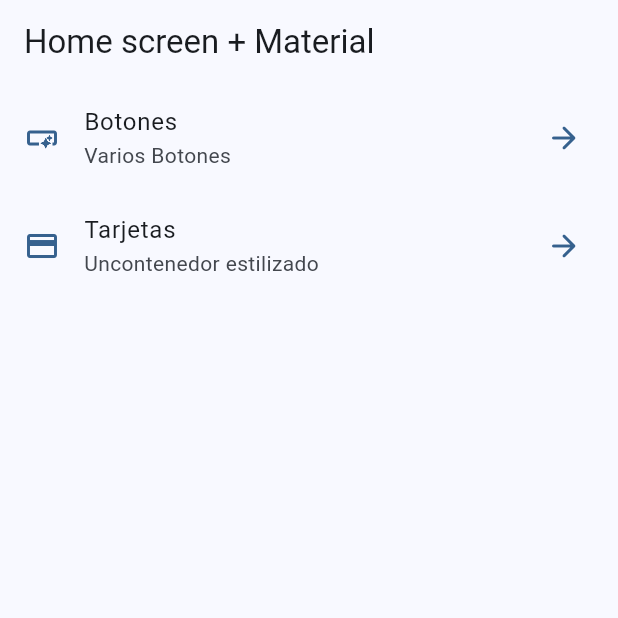
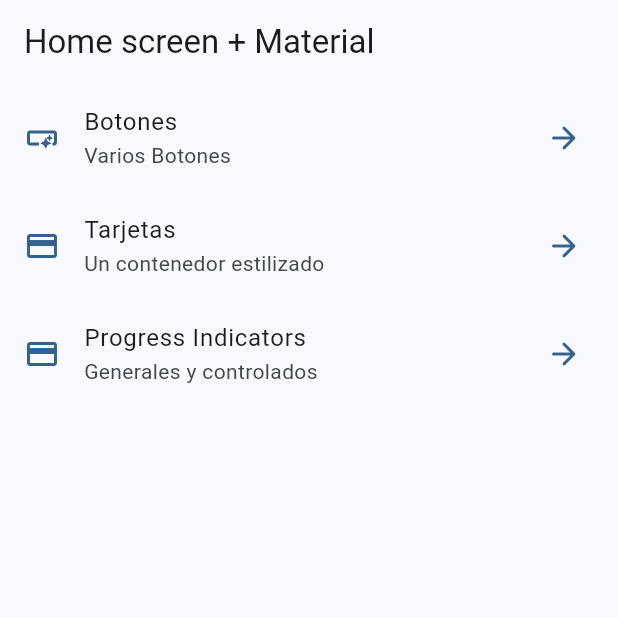
Before and after one commit to apoj2/flutter-widgets-app, a Flutter app: the screen it shows after launch, on a phone screen of 412 x 824 dp, the top half of it. Run offline on Flutter 3.47's test engine with Material 3 defaults, Android fonts, the phone set to English and light mode, and no system bars; our stand-ins replace go_router; missing offline and left inert: dart:ffi.

Commit message:
progress indicators creado

```diff
--- a/lib/config/menu/menu_items.dart
+++ b/lib/config/menu/menu_items.dart
@@ -22,7 +22,12 @@ const appMenuItems = <MenuItem>[
       icon: Icons.smart_button_outlined),
   MenuItem(
       title: 'Tarjetas',
-      subtitle: 'Uncontenedor estilizado',
+      subtitle: 'Un contenedor estilizado',
       link: '/cards',
+      icon: Icons.credit_card),
+  MenuItem(
+      title: 'Progress Indicators',
+      subtitle: 'Generales y controlados',
+      link: '/progress',
       icon: Icons.credit_card)
 ];
--- a/lib/config/router/app_router.dart
+++ b/lib/config/router/app_router.dart
@@ -2,11 +2,9 @@ import 'package:go_router/go_router.dart';
 import 'package:widgets_app/presentation/screens/buttons/buttons_screen.dart';
 import 'package:widgets_app/presentation/screens/cards/cards_screen.dart';
 import 'package:widgets_app/presentation/screens/home/home_sreen.dart';
+import 'package:widgets_app/presentation/screens/sreens.dart';
 
-final appRouter = GoRouter(
-  initialLocation: '/',
-
-  routes: [
+final appRouter = GoRouter(initialLocation: '/', routes: [
   GoRoute(
     path: '/',
     name: HomeScreen.name,
@@ -21,5 +19,10 @@ final appRouter = GoRouter(
     path: '/cards',
     name: CardsScreen.name,
     builder: (context, state) => const CardsScreen(),
+  ),
+  GoRoute(
+    path: '/progress',
+    name: ProgressScreen.name,
+    builder: (context, state) => const ProgressScreen(),
   )
 ]);
```
Also changed, not shown: lib/presentation/screens/progress/progress_screen.dart (+61 -2 lines).
